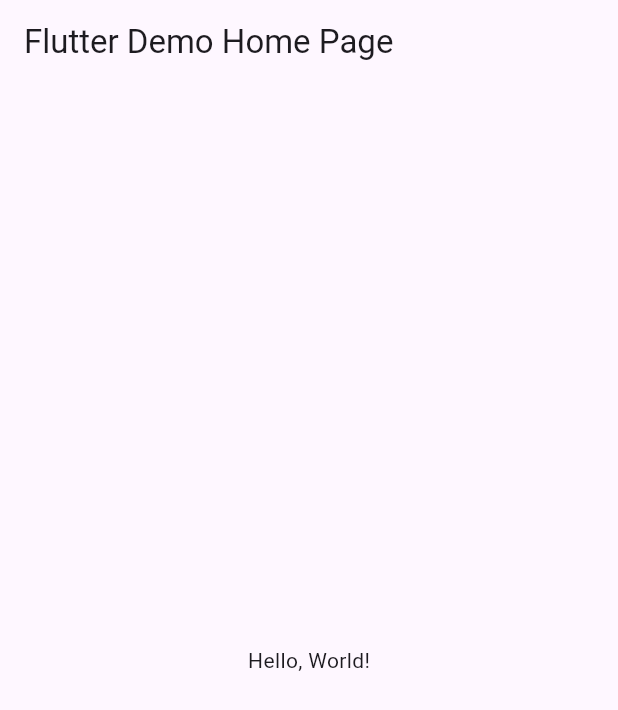
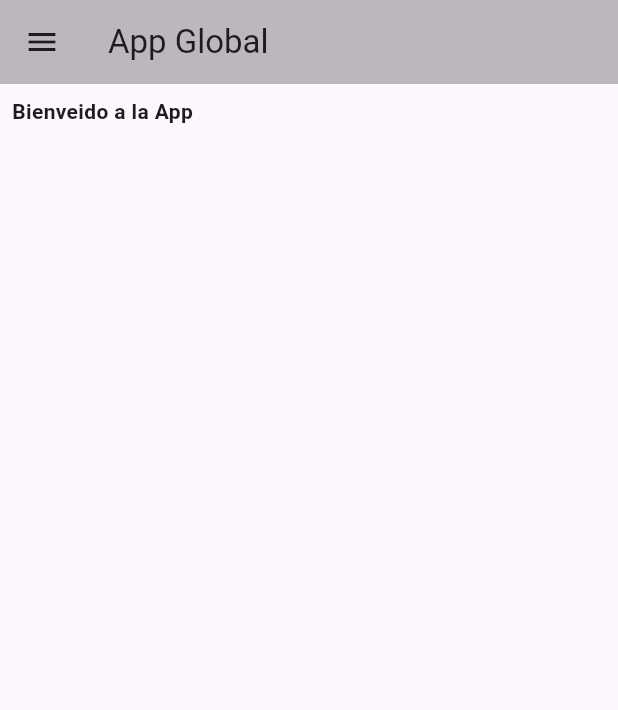
Before and after one commit to JuanS-ryb/actividad-flutter, a Flutter app: the screen it shows after launch, on a phone screen of 412 x 824 dp. Shown: the top 710 px of the screen. Run offline on Flutter 3.47's test engine with Material 3 defaults, Android fonts, the phone set to English and light mode, and no system bars.

Commit message:
list enhance

```diff
--- /dev/null
+++ b/lib/data/notifiers.dart
@@ -0,0 +1,4 @@
+import 'package:flutter/material.dart';
+
+ValueNotifier<int> selectedPageNotifier = ValueNotifier(0);
+ValueNotifier<bool> isDarkMode = ValueNotifier(true);
--- /dev/null
+++ b/lib/layout/main_layout.dart
@@ -0,0 +1,60 @@
+import 'package:flutter/material.dart';
+import 'package:flutter/rendering.dart';
+
+class MainLayout extends StatelessWidget {
+  final Widget child;
+  const MainLayout({super.key, required this.child});
+
+  @override
+  Widget build(BuildContext context) {
+    return Scaffold(
+      appBar: AppBar(
+        title: const Text("App Global"),
+        backgroundColor: Colors.black26,
+      ),
+      drawer: Drawer(
+        child: ListView(
+          padding: EdgeInsets.zero,
+          children: <Widget>[
+            // Título del Drawer
+            Container(
+              padding: const EdgeInsets.all(4),
+              decoration: const BoxDecoration(
+                color: Colors.black26,
+              ),
+              child: const Text(
+                'Menú',
+                style: TextStyle(color: Colors.black, fontSize: 24),
+              ),
+            ),
+            // Opción Home
+            ListTile(
+              leading: const Icon(Icons.home),
+              title: const Text('Home'),
+              onTap: () {
+                Navigator.pushNamed(context, "/");
+              },
+            ),
+            // Opción Ver Listado
+            ListTile(
+              leading: const Icon(Icons.list),
+              title: const Text('Ver Listado'),
+              onTap: () {
+                Navigator.pushNamed(context, "/first");
+              },
+            ),
+            // Opción Ver Segunda Página
+            ListTile(
+              leading: const Icon(Icons.pages),
+              title: const Text('Ver Segunda Página'),
+              onTap: () {
+                Navigator.pushNamed(context, "/second");
+              },
+            ),
+          ],
+        ),
+      ),
+      body: child, // Aquí se muestra la página actual
+    );
+  }
+}
--- a/lib/main.dart
+++ b/lib/main.dart
@@ -1,43 +1,27 @@
 import 'package:flutter/material.dart';
+import 'pages/first_page.dart';
+import 'pages/second_page.dart';
+import 'pages/main_page.dart';
+import 'layout/main_layout.dart';
 
-void main() => runApp(MyApp());
+void main() {
+  runApp(const MyApp());
+}
 
 class MyApp extends StatelessWidget {
   const MyApp({super.key});
-  // This widget is the root of your application.
+
   @override
   Widget build(BuildContext context) {
     return MaterialApp(
-      // Application name
-      title: 'Flutter Hello World',
-      // Application theme data, you can set the colors for the application as
-      // you want
-      theme: ThemeData(
-        // useMaterial3: false,
-        primarySwatch: Colors.blue,
-      ),
-      // A widget which will be started on application startup
-      home: MyHomePage(title: 'Flutter Demo Home Page'),
+      title: "App Global",
+      debugShowCheckedModeBanner: false,
+      initialRoute: "/",
+      routes: {
+        "/": (context) => const MainLayout(child: MainPage()),
+        "/first": (context) => const MainLayout(child: FirstPage()),
+        "/second": (context) => const MainLayout(child: SecondPage()),
+      },
     );
   }
 }
-
-class MyHomePage extends StatelessWidget {
-  final String title;
-  const MyHomePage({super.key, required this.title});
-
-  @override
-  Widget build(BuildContext context) {
-    return Scaffold(
-      appBar: AppBar(
-        // The title text which will be shown on the action bar
-        title: Text(title),
-      ),
-      body: Center(
-        child: Text(
-          'Hello, World!',
-        ),
-      ),
-    );
-  }
-}
--- /dev/null
+++ b/lib/pages/main_page.dart
@@ -0,0 +1,15 @@
+import 'package:flutter/material.dart';
+
+class MainPage extends StatelessWidget {
+  const MainPage({super.key});
+
+  @override
+  Widget build(BuildContext context) {
+    return Container(
+        padding: const EdgeInsets.all(8),
+        child: const Text(
+          "Bienveido a la App",
+          style: TextStyle(fontWeight: FontWeight.bold),
+        ));
+  }
+}
--- a/pubspec.yaml
+++ b/pubspec.yaml
@@ -18,9 +18,8 @@ dev_dependencies:
 
 flutter:
   uses-material-design: true
-  # assets:
-  #  - images/a_dot_burr.jpeg
-  #  - images/a_dot_ham.jpeg
+assets:
+  - assets/images/
   # fonts:
   #   - family: Schyler
   #     fonts:
```
Also changed, not shown: lib/pages/first_page.dart (added, +61 -0 lines), lib/pages/second_page.dart (added, +85 -0 lines), assets/images/OIF.webp (added), 1 other file.
